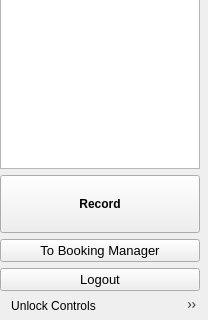
Before: the Qt Designer form src/ptz-controls.ui in sc0000/hfmdd-video-system, drawn with Qt 5; both pictures show x 0 to 208 and y 358 to 678 of the 208 by 678 pixel window.
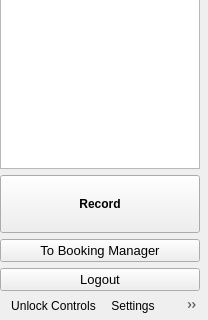
After: the same form once the commit is applied. Icons and pictures are not drawn. Custom widgets are drawn as their Qt base class.

Commit message: some layout details, some cleanup

```diff
--- a/src/ptz-controls.ui
+++ b/src/ptz-controls.ui
@@ -831,7 +831,7 @@
      <normaloff>:/settings/images/settings/general.svg</normaloff>:/settings/images/settings/general.svg</iconset>
    </property>
    <property name="text">
-    <string>PTZ Properties</string>
+    <string>Settings</string>
    </property>
    <property name="toolTip">
     <string>PTZ Camera Properties</string>
```
The commit also changes 6 other files.
